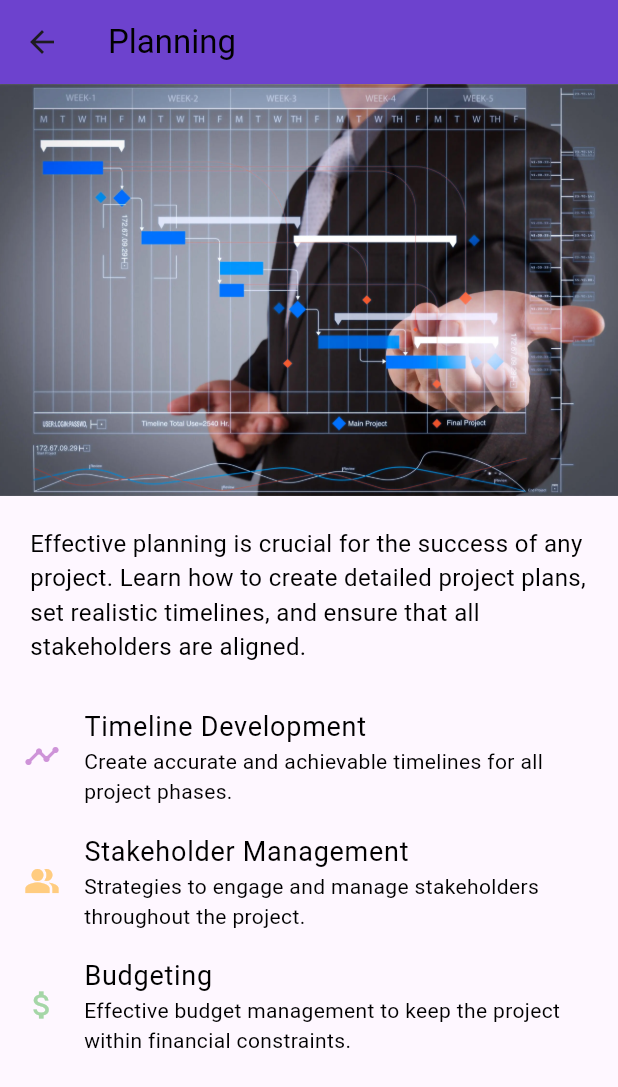
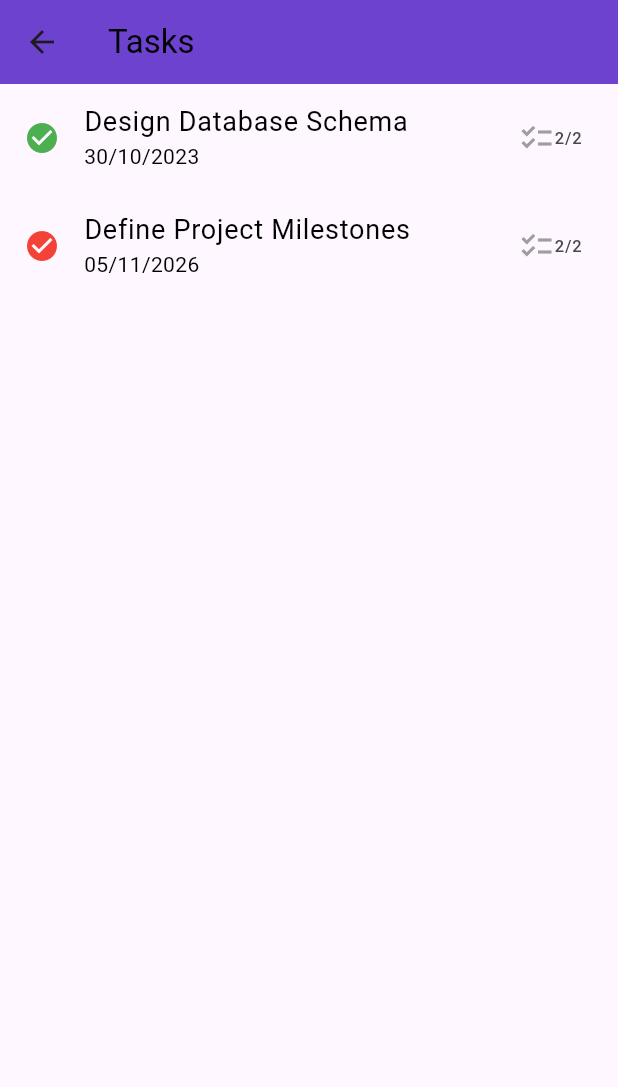
Before and after one commit to oumayma-tray/pfe, a Flutter app: the ProjectManagementHomePage screen opened directly, after a tap on "Planification", on a phone screen of 412 x 824 dp. Shown: the top 1087 px of the screen. Run offline on Flutter 3.47's test engine with Material 3 defaults, Android fonts, the phone set to English and light mode, and no system bars; our stand-ins replace audioplayers, camera, email_validator, file_picker, google_fonts, image_picker and 3 more; missing offline and left inert: flutter_sound.

Commit message:
add tasks planning

```diff
--- a/front_end/mobile_app/lib/project management/ProjectManagementHomePage.dart
+++ b/front_end/mobile_app/lib/project management/ProjectManagementHomePage.dart
@@ -1,7 +1,7 @@
 import 'package:flutter/material.dart';
 import 'package:google_fonts/google_fonts.dart';
 import 'package:mobile_app/project%20management/gestion%20de%20projet/ProjectManagementDetails.dart';
-import 'package:mobile_app/project%20management/planing/PlanningDetails.dart';
+import 'package:mobile_app/project%20management/planning/PlanningDetails.dart';
 
 class ProjectManagementHomePage extends StatefulWidget {
   @override
@@ -71,8 +71,13 @@ class _ProjectManagementHomePageState extends State<ProjectManagementHomePage>
               ),
               SlideTransition(
                 position: _slideAnimation,
-                child: _buildFeatureSection(screenWidth, 'Planification',
-                    Icons.schedule, PlanningDetails()),
+                child: _buildFeatureSection(
+                    screenWidth,
+                    'Planification',
+                    Icons.schedule,
+                    PlanningDetails(
+                      currentUserID: 'oumayma',
+                    )),
               ),
               FadeTransition(
                 opacity: _opacityAnimation,
--- a/front_end/mobile_app/lib/project management/gestion de projet/listeProjet.dart
+++ b/front_end/mobile_app/lib/project management/gestion de projet/listeProjet.dart
@@ -49,17 +49,39 @@ class Project {
   }
 }
 
+class Subtask {
+  String name;
+  bool isCompleted;
+
+  Subtask({required this.name, this.isCompleted = false});
+}
+
 class Task with ChangeNotifier {
   String name;
   String dueDate;
   bool isCompleted;
   String assignedTo;
+  List<Subtask> subtasks;
 
-  Task(
-      {required this.name,
+  Task({
+    required this.name,
     required this.dueDate,
     this.isCompleted = false,
-      required this.assignedTo});
+    required this.assignedTo,
+    this.subtasks = const [],
+  });
+
+  int get completedSubtasksCount =>
+      subtasks.where((subtask) => subtask.isCompleted).length;
+  // Convert a Task instance into a Map. Useful for sending data to a database.
+  Map<String, dynamic> toJson() {
+    return {
+      'name': name,
+      'dueDate': dueDate,
+      'isCompleted': isCompleted,
+      'assignedTo': assignedTo,
+    };
+  }
 
   void toggleCompleted() {
     isCompleted = !isCompleted;
@@ -80,12 +102,20 @@ class ListeProjet {
             dueDate: '30/10/2023',
             isCompleted: true,
             assignedTo: 'oumayma',
-        ),
+            subtasks: [
+              Subtask(name: 'Create ER Diagram', isCompleted: true),
+              Subtask(name: 'Define Relations', isCompleted: true),
+            ]),
         Task(
           name: 'Implement Authentication',
           dueDate: '15/11/2023',
           isCompleted: false,
           assignedTo: 'haroun',
+          subtasks: [
+            Subtask(name: 'Create ER Diagram', isCompleted: true),
+            Subtask(name: 'Define Relations', isCompleted: true),
+            // ... Other subtasks ...
+          ],
         ),
         // Add more tasks as needed
       ],
@@ -101,12 +131,22 @@ class ListeProjet {
           dueDate: '25/10/2026',
           isCompleted: false,
           assignedTo: 'aya',
+          subtasks: [
+            Subtask(name: 'Create ER Diagram', isCompleted: true),
+            Subtask(name: 'Define Relations', isCompleted: true),
+            // ... Other subtasks ...
+          ],
         ),
         Task(
           name: 'Define Project Milestones',
           dueDate: '05/11/2026',
           isCompleted: false,
           assignedTo: 'oumayma',
+          subtasks: [
+            Subtask(name: 'Create ER Diagram', isCompleted: true),
+            Subtask(name: 'Define Relations', isCompleted: true),
+            // ... Other subtasks ...
+          ],
         ),
         // Add more tasks as needed
       ],
--- a/front_end/mobile_app/lib/project management/planing/PlanningDetails.dart
+++ /dev/null
@@ -1,52 +0,0 @@
-import 'package:flutter/material.dart';
-import 'package:google_fonts/google_fonts.dart';
-
-class PlanningDetails extends StatelessWidget {
-  @override
-  Widget build(BuildContext context) {
-    return Scaffold(
-      appBar: AppBar(
-        title: Text('Planning', style: TextStyle(color: Colors.black)),
-        backgroundColor: Color(0xFF6D42CE),
-      ),
-      body: SingleChildScrollView(
-        child: Column(
-          children: [
-            Image.asset('assets/planning_detail.webp', fit: BoxFit.cover),
-            Padding(
-              padding: EdgeInsets.all(20.0),
-              child: Text(
-                'Effective planning is crucial for the success of any project. Learn how to create detailed project plans, set realistic timelines, and ensure that all stakeholders are aligned.',
-                style: GoogleFonts.roboto(fontSize: 16, color: Colors.black),
-              ),
-            ),
-            ListTile(
-              title: Text('Timeline Development',
-                  style: GoogleFonts.roboto(fontSize: 18, color: Colors.black)),
-              subtitle: Text(
-                  'Create accurate and achievable timelines for all project phases.',
-                  style: GoogleFonts.roboto(color: Colors.black)),
-              leading: Icon(Icons.timeline, color: Colors.purple[200]),
-            ),
-            ListTile(
-              title: Text('Stakeholder Management',
-                  style: GoogleFonts.roboto(fontSize: 18, color: Colors.black)),
-              subtitle: Text(
-                  'Strategies to engage and manage stakeholders throughout the project.',
-                  style: GoogleFonts.roboto(color: Colors.black)),
-              leading: Icon(Icons.people_alt, color: Colors.orange[200]),
-            ),
-            ListTile(
-              title: Text('Budgeting',
-                  style: GoogleFonts.roboto(fontSize: 18, color: Colors.black)),
-              subtitle: Text(
-                  'Effective budget management to keep the project within financial constraints.',
-                  style: GoogleFonts.roboto(color: Colors.black)),
-              leading: Icon(Icons.attach_money, color: Colors.green[200]),
-            ),
-          ],
-        ),
-      ),
-    );
-  }
-}
--- /dev/null
+++ b/front_end/mobile_app/lib/project management/planning/PlanningDetails.dart
@@ -0,0 +1,60 @@
+import 'package:flutter/material.dart';
+import 'package:google_fonts/google_fonts.dart';
+import 'package:mobile_app/project%20management/gestion%20de%20projet/listeProjet.dart';
+
+class PlanningDetails extends StatelessWidget {
+  final String currentUserID; // ID of the logged-in user
+
+  PlanningDetails({Key? key, required this.currentUserID}) : super(key: key);
+
+  List<Widget> buildTasksList() {
+    var tasks = ListeProjet.projects
+        .expand((project) =>
+            project.tasks.where((task) => task.assignedTo == currentUserID))
+        .toList();
+
+    if (tasks.isEmpty) {
+      return [
+        Padding(
+          padding: const EdgeInsets.all(20.0),
+          child: Text("No tasks assigned to you yet.",
+              style: GoogleFonts.roboto(fontSize: 18, color: Colors.black)),
+        ),
+      ];
+    }
+
+    return tasks
+        .map((task) => ListTile(
+              title: Text(task.name,
+                  style: GoogleFonts.roboto(fontSize: 18, color: Colors.black)),
+              subtitle: Text(task.dueDate,
+                  style: GoogleFonts.roboto(color: Colors.black)),
+              leading: Icon(Icons.check_circle,
+                  color: task.isCompleted ? Colors.green : Colors.red),
+              trailing: Row(
+                mainAxisSize: MainAxisSize.min,
+                children: [
+                  Icon(Icons.checklist, color: Colors.grey),
+                  Text(
+                      '${task.completedSubtasksCount}/${task.subtasks.length}'),
+                ],
+              ),
+            ))
+        .toList();
+  }
+
+  @override
+  Widget build(BuildContext context) {
+    return Scaffold(
+      appBar: AppBar(
+        title: Text('Tasks', style: TextStyle(color: Colors.black)),
+        backgroundColor: Color(0xFF6D42CE),
+      ),
+      body: SingleChildScrollView(
+        child: Column(
+          children: buildTasksList(),
+        ),
+      ),
+    );
+  }
+}
```
Also changed, not shown: front_end/mobile_app/lib/project management/gestion de projet/project.dart (+121 -20 lines). Lines whose indentation alone changed are shown as unchanged.
